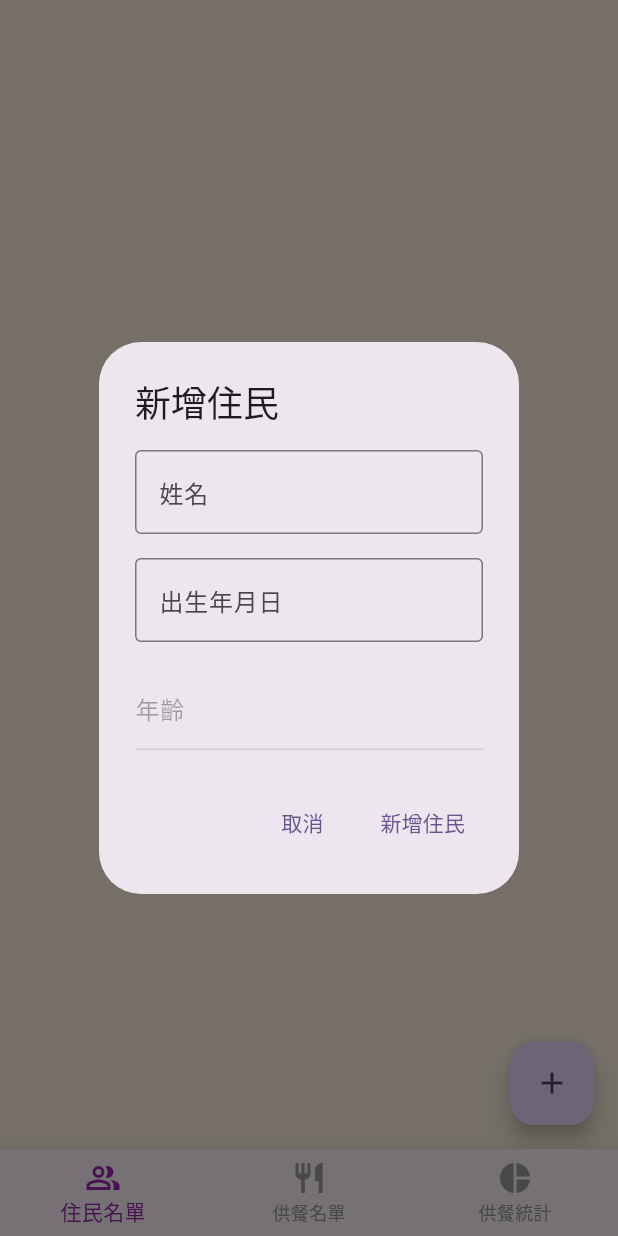
After one commit to winricyu/flutter_exam_jubo, a Flutter app: the screen it shows after launch, after a tap on the "add" icon, on a phone screen of 412 x 824 dp. The commit adds this screen. Run offline on Flutter 3.47's test engine with Material 3 defaults, Android fonts, the phone set to English and light mode, and no system bars; our stand-ins replace flutter_riverpod, gap, riverpod_annotation, sqflite; accounts and stored records are empty; generated files the repository leaves out were written again.

Commit message:
- 新增無住民資料畫面 - 新增 UserDialog

```diff
--- /dev/null
+++ b/lib/common_widgets/user_dialog.dart
@@ -0,0 +1,168 @@
+import 'package:flutter/cupertino.dart';
+import 'package:flutter/material.dart';
+import 'package:flutter_exam_jubo/features/user/data/user.dart';
+import 'package:flutter_exam_jubo/utils/datetime_extension.dart';
+import 'package:gap/gap.dart';
+import 'package:intl/intl.dart';
+
+class UserDialog extends StatefulWidget {
+  const UserDialog({super.key});
+
+  @override
+  State<UserDialog> createState() => _UserDialogState();
+}
+
+class _UserDialogState extends State<UserDialog> {
+  final _formKey = GlobalKey<FormState>();
+
+  String _name = '';
+
+  DateTime? _birthDate;
+
+  final _birthTextController = TextEditingController();
+
+  final _ageTextController = TextEditingController();
+
+  @override
+  void dispose() {
+    debugPrint('_UserDialogState.dispose, ');
+    _birthTextController.dispose();
+    _ageTextController.dispose();
+    super.dispose();
+  }
+
+  @override
+  Widget build(BuildContext context) {
+    return AlertDialog(
+      title: const Text('新增住民'),
+      actions: [
+        TextButton(
+          onPressed: () {
+            Navigator.of(context).pop();
+          },
+          child: const Text('取消'),
+        ),
+        TextButton(
+          onPressed: () {
+            if (_formKey.currentState?.validate() == true) {
+              _formKey.currentState!.save();
+              Navigator.of(context).pop(User(
+                  name: _name, birthday: _birthDate!.millisecondsSinceEpoch));
+            }
+          },
+          child: const Text('新增住民'),
+        ),
+      ],
+      content: SingleChildScrollView(
+        child: Form(
+          autovalidateMode: AutovalidateMode.onUserInteraction,
+          key: _formKey,
+          child: Column(
+            mainAxisSize: MainAxisSize.min,
+            children: [
+              nameField(),
+              const Gap(16),
+              birthField(),
+              const Gap(16),
+              ageField(),
+            ],
+          ),
+        ),
+      ),
+    );
+  }
+
+  ///姓名欄位
+  Widget nameField() => TextFormField(
+        decoration: const InputDecoration(
+            hintText: '輸入姓名', border: OutlineInputBorder(), labelText: '姓名'),
+        validator: (value) {
+          if ((value?.isEmpty ?? true) == true) {
+            return '姓名不能為空';
+          }
+          return null;
+        },
+        onSaved: (value) {
+          if ((value?.isEmpty ?? true) == false) {
+            _name = value!;
+          }
+        },
+      );
+
+  ///生日欄位
+  Widget birthField() => TextFormField(
+        controller: _birthTextController,
+        readOnly: true,
+        decoration: const InputDecoration(
+          hintText: '生日',
+          labelText: '出生年月日',
+          border: OutlineInputBorder(),
+        ),
+        validator: (value) {
+          if ((value?.isEmpty ?? true) == true) {
+            return '生日不可為空';
+          }
+          return null;
+        },
+        onTap: () {
+          popDatePicker().then((value) {
+            if (value == null) return;
+            _birthTextController.text = DateFormat.yMd('zh_TW').format(value);
+            _ageTextController.text =
+                (_birthDate?.calculateAge.toString() ?? 'age null');
+          });
+        },
+      );
+
+  ///年齡欄位
+  Widget ageField() => TextFormField(
+        controller: _ageTextController,
+        enabled: false,
+        decoration: const InputDecoration(
+          labelText: '年齡',
+        ),
+      );
+
+  ///顯示日期選擇介面
+  Future<DateTime?> popDatePicker() => showCupertinoModalPopup(
+      barrierDismissible: false,
+      context: context,
+      builder: (context) {
+        return Container(
+          padding: const EdgeInsets.all(16),
+          color: Theme.of(context).colorScheme.surface,
+          height: MediaQuery.of(context).size.height * 0.3,
+          child: Column(
+            children: [
+              Row(
+                mainAxisAlignment: MainAxisAlignment.spaceBetween,
+                children: [
+                  TextButton(
+                      onPressed: () {
+                        Navigator.of(context).pop();
+                      },
+                      child: const Text('取消')),
+                  TextButton(
+                      onPressed: () {
+                        Navigator.of(context).pop(_birthDate);
+                      },
+                      child: const Text('確定')),
+                ],
+              ),
+              const Gap(16),
+              Expanded(
+                child: CupertinoDatePicker(
+                  mode: CupertinoDatePickerMode.date,
+                  dateOrder: DatePickerDateOrder.ymd,
+                  initialDateTime: _birthDate ?? DateTime.now(),
+                  maximumDate: DateTime.now(),
+                  onDateTimeChanged: (date) {
+                    _birthDate = date;
+                  },
+                ),
+              ),
+            ],
+          ),
+        );
+      });
+}
--- a/lib/common_widgets/user_tile.dart
+++ b/lib/common_widgets/user_tile.dart
@@ -1,6 +1,4 @@
-import 'package:flutter/cupertino.dart';
 import 'package:flutter/material.dart';
-import 'package:flutter/widgets.dart';
 import 'package:flutter_exam_jubo/features/user/data/user.dart';
 import 'package:flutter_exam_jubo/utils/datetime_extension.dart';
 import 'package:gap/gap.dart';
@@ -13,10 +11,6 @@ class UserTile extends StatefulWidget {
   final User user;
   final VoidCallback? onDeleteClick;
   final Function(User)? onChange;
-
-  // final String? name;
-  // final DateTime? birthday;
-  // bool breakfast, lunch, dinner;
 
   const UserTile({
     super.key,
--- a/lib/features/chart/presentation/chart_screen.dart
+++ b/lib/features/chart/presentation/chart_screen.dart
@@ -14,9 +14,8 @@ class ChartScreen extends ConsumerWidget {
     final dinnerCounts = ref.watch(dinnerCounterProvider);
 
     return Scaffold(
+      backgroundColor: Colors.orange.shade50,
       body: SizedBox.expand(
-        child: ColoredBox(
-          color: Colors.orange.shade50,
         child: Column(
           mainAxisSize: MainAxisSize.max,
           mainAxisAlignment: MainAxisAlignment.center,
@@ -36,7 +35,6 @@ class ChartScreen extends ConsumerWidget {
           ],
         ),
       ),
-      ),
     );
   }
 }
--- a/lib/features/meal/presentation/meal_screen.dart
+++ b/lib/features/meal/presentation/meal_screen.dart
@@ -10,7 +10,9 @@ class MealScreen extends ConsumerWidget {
   Widget build(BuildContext context, WidgetRef ref) {
     final users = ref.watch(userListProvider);
     return Scaffold(
-      body: ListView.builder(
+      backgroundColor: Colors.orange.shade50,
+      body: users.isNotEmpty
+          ? ListView.builder(
               itemCount: users.length,
               padding: const EdgeInsets.all(16),
               itemBuilder: (context, index) {
@@ -21,7 +23,17 @@ class MealScreen extends ConsumerWidget {
                     onChange: (user) {
                       ref.read(userListProvider.notifier).updateUser(user);
                     });
-          }),
+              })
+          : SizedBox.expand(
+              child: Center(
+                  child: Text(
+                '無住民資料',
+                style: Theme.of(context)
+                    .textTheme
+                    .headlineMedium
+                    ?.copyWith(color: Colors.grey),
+              )),
+            ),
     );
   }
 }
--- a/lib/features/user/presentation/user_screen.dart
+++ b/lib/features/user/presentation/user_screen.dart
@@ -1,14 +1,11 @@
 import 'dart:async';
 
-import 'package:flutter/cupertino.dart';
 import 'package:flutter/material.dart';
+import 'package:flutter_exam_jubo/common_widgets/user_dialog.dart';
 import 'package:flutter_exam_jubo/common_widgets/user_tile.dart';
 import 'package:flutter_exam_jubo/features/user/data/user.dart';
 import 'package:flutter_exam_jubo/features/user/provider/user_list_provider.dart';
-import 'package:flutter_exam_jubo/utils/datetime_extension.dart';
 import 'package:flutter_riverpod/flutter_riverpod.dart';
-import 'package:gap/gap.dart';
-import 'package:intl/intl.dart';
 
 class UserScreen extends ConsumerStatefulWidget {
   const UserScreen({super.key});
@@ -18,41 +15,24 @@ class UserScreen extends ConsumerStatefulWidget {
 }
 
 class _UserScreenState extends ConsumerState<UserScreen> {
-  final _formKey = GlobalKey<FormState>();
-  String _name = '';
-  DateTime? _birthDate;
-  final _birthTextController = TextEditingController();
-  final _ageTextController = TextEditingController();
-
-  @override
-  void dispose() {
-    _birthTextController.dispose();
-    _ageTextController.dispose();
-    super.dispose();
-  }
-
   @override
   Widget build(BuildContext context) {
     final users = ref.watch(userListProvider);
     return Scaffold(
+      backgroundColor: Colors.orange.shade50,
       floatingActionButton: FloatingActionButton(
         onPressed: () {
           popAddUserDialog().then((value) {
             if (value is User) {
               ref.read(userListProvider.notifier).addUser(value);
             }
-
-            setState(() {
-              _birthDate = null;
-              _birthTextController.clear();
-              _ageTextController.clear();
-            });
           });
         },
         tooltip: '新增住民',
         child: const Icon(Icons.add),
       ),
-      body: ListView.builder(
+      body: users.isNotEmpty
+          ? ListView.builder(
               itemCount: users.length,
               padding: const EdgeInsets.all(16),
               itemBuilder: (context, index) {
@@ -66,148 +46,29 @@ class _UserScreenState extends ConsumerState<UserScreen> {
                         ref.read(userListProvider.notifier).deleteUser(user);
                       }
                     });
+
                   },
                 );
-          }),
+              })
+          : SizedBox.expand(
+              child: Center(
+                  child: Text(
+                '請新增住民資料',
+                style: Theme.of(context)
+                    .textTheme
+                    .headlineMedium
+                    ?.copyWith(color: Colors.grey),
+              )),
+            ),
     );
   }
-
-  ///姓名欄位
-  Widget nameField() => TextFormField(
-        decoration: const InputDecoration(
-            hintText: '輸入姓名', border: OutlineInputBorder(), labelText: '姓名'),
-        validator: (value) {
-          if ((value?.isEmpty ?? true) == true) {
-            return '姓名不能為空';
-          }
-          return null;
-        },
-        onSaved: (value) {
-          if ((value?.isEmpty ?? true) == false) {
-            _name = value!;
-          }
-        },
-      );
-
-  ///生日欄位
-  Widget birthField() => TextFormField(
-        controller: _birthTextController,
-        readOnly: true,
-        decoration: const InputDecoration(
-          hintText: '生日',
-          labelText: '出生年月日',
-          border: OutlineInputBorder(),
-        ),
-        validator: (value) {
-          if ((value?.isEmpty ?? true) == true) {
-            return '生日不可為空';
-          }
-          return null;
-        },
-        onTap: () {
-          popDatePicker().then((value) {
-            if (value == null) return;
-            _birthTextController.text = DateFormat.yMd('zh_TW').format(value);
-            _ageTextController.text =
-                (_birthDate?.calculateAge.toString() ?? 'age null');
-          });
-        },
-      );
-
-  ///年齡欄位
-  Widget ageField() => TextFormField(
-        controller: _ageTextController,
-        enabled: false,
-        decoration: const InputDecoration(
-          labelText: '年齡',
-        ),
-      );
-
-  ///顯示日期選擇介面
-  Future<DateTime?> popDatePicker() => showCupertinoModalPopup(
-      barrierDismissible: false,
-      context: context,
-      builder: (context) {
-        return Container(
-          padding: const EdgeInsets.all(16),
-          color: Theme.of(context).colorScheme.surface,
-          height: MediaQuery.of(context).size.height * 0.3,
-          child: Column(
-            children: [
-              Row(
-                mainAxisAlignment: MainAxisAlignment.spaceBetween,
-                children: [
-                  TextButton(
-                      onPressed: () {
-                        Navigator.of(context).pop();
-                      },
-                      child: const Text('取消')),
-                  TextButton(
-                      onPressed: () {
-                        Navigator.of(context).pop(_birthDate);
-                      },
-                      child: const Text('確定')),
-                ],
-              ),
-              const Gap(16),
-              Expanded(
-                child: CupertinoDatePicker(
-                  mode: CupertinoDatePickerMode.date,
-                  dateOrder: DatePickerDateOrder.ymd,
-                  initialDateTime: _birthDate ?? DateTime.now(),
-                  maximumDate: DateTime.now(),
-                  onDateTimeChanged: (date) {
-                    _birthDate = date;
-                  },
-                ),
-              ),
-            ],
-          ),
-        );
-      });
 
   ///顯示新增住民視窗
   Future<User?> popAddUserDialog() => showDialog(
         context: context,
         barrierDismissible: false,
-      builder: (_) => AlertDialog(
-            title: const Text('新增住民'),
-            actions: [
-              TextButton(
-                onPressed: () {
-                  Navigator.of(context).pop();
-                },
-                child: const Text('取消'),
-              ),
-              TextButton(
-                onPressed: () {
-                  if (_formKey.currentState?.validate() == true) {
-                    _formKey.currentState!.save();
-                    Navigator.of(context).pop(User(
-                        name: _name,
-                        birthday: _birthDate!.millisecondsSinceEpoch));
-                  }
-                },
-                child: const Text('新增住民'),
-              ),
-            ],
-            content: SingleChildScrollView(
-              child: Form(
-                autovalidateMode: AutovalidateMode.onUserInteraction,
-                key: _formKey,
-                child: Column(
-                  mainAxisSize: MainAxisSize.min,
-                  children: [
-                    nameField(),
-                    const Gap(16),
-                    birthField(),
-                    const Gap(16),
-                    ageField(),
-                  ],
-                ),
-              ),
-            ),
-          ));
+        builder: (_) => const UserDialog(),
+      );
 
   ///顯示刪除確認視窗
   Future<bool?> popDeleteUserDialog(String name) => showDialog(
--- a/lib/features/user/repository/user_repository_sql_impl.dart
+++ b/lib/features/user/repository/user_repository_sql_impl.dart
@@ -1,4 +1,3 @@
-import 'package:flutter/material.dart';
 import 'package:flutter_exam_jubo/features/user/data/user.dart';
 import 'package:flutter_exam_jubo/features/user/repository/user_datasource.dart';
 import 'package:flutter_exam_jubo/features/user/repository/user_repository.dart';
```
Lines whose indentation alone changed are shown as unchanged.
